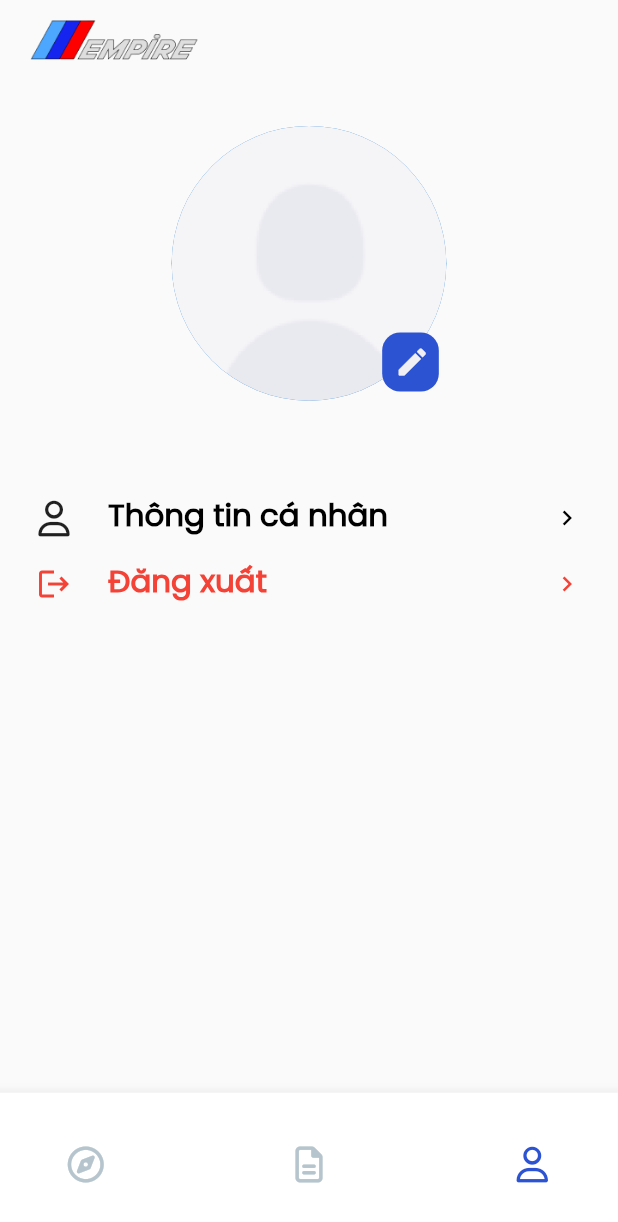
After one commit to empire-garage/EmpireAuto-Expert, a Flutter app: the MainPage screen opened directly, item 3 of the bottom bar chosen, on a phone screen of 412 x 824 dp. The commit adds this screen. Shown: the top 1222 px of the screen. Run offline on Flutter 3.47's test engine with Material 2 defaults, Android fonts, the phone set to English and light mode, and no system bars; our stand-ins replace firebase_auth, firebase_core, firebase_messaging, flutter_screenutil, flutter_slidable, flutter_spinkit and 6 more; missing offline and left inert: external_app_launcher; accounts and stored records are empty; network calls fail.

Commit message:
complete job navigation bar

```diff
--- a/lib/screens/login_screen.dart
+++ b/lib/screens/login_screen.dart
@@ -1,5 +1,5 @@
 import 'package:empire_expert/common/jwt_interceptor.dart';
-import 'package:empire_expert/screens/home_page.dart';
+import 'package:empire_expert/screens/main_page.dart';
 import 'package:empire_expert/services/authen_firebase_services/authentication.dart';
 import 'package:firebase_auth/firebase_auth.dart';
 import 'package:flutter/material.dart';
@@ -25,9 +25,9 @@ class _LoginScreenState extends State<LoginScreen> {
   final FirebaseAuth auth = FirebaseAuth.instance;
   late bool _loading = false;
 
-  String email = "expert1@empire.com";
+  String email = "";
 
-  String password = "111111";
+  String password = "";
 
   @override
   void initState() {
@@ -38,7 +38,7 @@ class _LoginScreenState extends State<LoginScreen> {
   _checkUserExist() async {
     var result = await getUserId();
     if (result != null) {
-      Get.off(() => const HomePage());
+      Get.off(() => const MainPage());
     }
   }
 
@@ -152,7 +152,7 @@ class _LoginScreenState extends State<LoginScreen> {
                                                   email: email,
                                                   password: password));
                                       if (message != "Unauthorized") {
-                                        Get.off(() => const HomePage());
+                                        Get.off(() => const MainPage());
                                       }
                                       setState(() {
                                         _loading = false;
--- /dev/null
+++ b/lib/screens/main_page.dart
@@ -0,0 +1,152 @@
+import 'package:empire_expert/screens/profile.dart';
+import 'package:flutter/material.dart';
+import 'package:flutter_screenutil/flutter_screenutil.dart';
+import 'package:font_awesome_flutter/font_awesome_flutter.dart';
+
+import '../common/colors.dart';
+import 'car_wishlist.dart';
+import 'home_page.dart';
+
+class MainPage extends StatefulWidget {
+  const MainPage({super.key});
+
+  @override
+  State<MainPage> createState() => _MainPageState();
+}
+
+class _MainPageState extends State<MainPage> {
+  List pages = [
+    const HomePage(),
+    const CarWishList(),
+    const Profile(),
+  ];
+
+  final PageStorageBucket bucket = PageStorageBucket();
+  Widget currentScreen = const HomePage();
+  int currentTab = 1;
+
+  @override
+  Widget build(BuildContext context) {
+    return Scaffold(
+      resizeToAvoidBottomInset: false,
+      body: PageStorage(
+        bucket: bucket,
+        child: currentScreen,
+      ),
+      bottomNavigationBar: BottomAppBar(
+        shape: const CircularNotchedRectangle(),
+        notchMargin: 10,
+        child: SizedBox(
+          height: 80.h,
+          child: SizedBox(
+            height: 60.h,
+            child: Row(
+              mainAxisAlignment: MainAxisAlignment.spaceBetween,
+              children: <Widget>[
+                //left tab bar icon
+                Row(
+                  crossAxisAlignment: CrossAxisAlignment.start,
+                  children: [
+                    SizedBox(
+                      width: 20.w,
+                    ),
+                    SizedBox(
+                      width: 60.w,
+                      height: 60.h,
+                      child: MaterialButton(
+                        minWidth: 60.w,
+                        height: 60.h,
+                        onPressed: () {
+                          setState(() {
+                            currentScreen = const HomePage();
+                            currentTab = 1;
+                          });
+                        },
+                        child: Column(
+                          mainAxisAlignment: MainAxisAlignment.center,
+                          children: [
+                            Icon(
+                              FontAwesomeIcons.compass,
+                              size: 24,
+                              color: currentTab == 1
+                                  ? AppColors.buttonColor
+                                  : AppColors.grey400,
+                            ),
+                          ],
+                        ),
+                      ),
+                    ),
+                    SizedBox(
+                      width: 10.w,
+                    ),
+                    SizedBox(
+                      height: 60.h,
+                      width: 60.w,
+                    ),
+                    SizedBox(
+                      width: 60.w,
+                      height: 60.h,
+                      child: MaterialButton(
+                        minWidth: 15.w,
+                        onPressed: () {
+                          setState(() {
+                            currentScreen = const CarWishList();
+                            currentTab = 2;
+                          });
+                        },
+                        child: Column(
+                          mainAxisAlignment: MainAxisAlignment.center,
+                          children: [
+                            Icon(
+                              FontAwesomeIcons.fileLines,
+                              size: 24,
+                              color: currentTab == 2
+                                  ? AppColors.buttonColor
+                                  : AppColors.grey400,
+                            ),
+                          ],
+                        ),
+                      ),
+                    ),
+                    SizedBox(
+                      width: 10.w,
+                    ),
+                    SizedBox(
+                      height: 60.h,
+                      width: 60.w,
+                    ),
+                    SizedBox(
+                      height: 60.h,
+                      width: 60.w,
+                      child: MaterialButton(
+                        minWidth: 60.w,
+                        onPressed: () {
+                          setState(() {
+                            currentScreen = const Profile();
+                            currentTab = 3;
+                          });
+                        },
+                        child: Column(
+                          mainAxisAlignment: MainAxisAlignment.center,
+                          children: [
+                            Icon(
+                              FontAwesomeIcons.user,
+                              size: 24,
+                              color: currentTab == 3
+                                  ? AppColors.buttonColor
+                                  : AppColors.grey400,
+                            ),
+                          ],
+                        ),
+                      ),
+                    ),
+                  ],
+                ),
+              ],
+            ),
+          ),
+        ),
+      ),
+    );
+  }
+}
--- /dev/null
+++ b/lib/screens/profile.dart
@@ -0,0 +1,215 @@
+import 'package:empire_expert/models/response/user.dart';
+import 'package:empire_expert/screens/welcome_screen.dart';
+import 'package:flutter/foundation.dart';
+import 'package:flutter/material.dart';
+import 'package:flutter_screenutil/flutter_screenutil.dart';
+import 'package:font_awesome_flutter/font_awesome_flutter.dart';
+
+import '../common/colors.dart';
+import '../common/jwt_interceptor.dart';
+import '../services/user_service/user_service.dart';
+import 'main_page.dart';
+
+class Profile extends StatefulWidget {
+  final userId;
+  const Profile({super.key, this.userId});
+
+  @override
+  State<Profile> createState() => _ProfileState();
+}
+
+class _ProfileState extends State<Profile> {
+  bool _loading = true;
+  UserResponseModel? _user;
+
+  @override
+  void initState() {
+    _getUserById();
+    super.initState();
+  }
+
+  _getUserById() async {
+    var userId = await getUserId();
+    _user = await UserService().getUserById(userId);
+    if (!mounted) return;
+    setState(() {
+      _loading = false;
+    });
+    if (kDebugMode) {
+      print(_user);
+    }
+  }
+
+  @override
+  Widget build(BuildContext context) {
+    return MaterialApp(
+      debugShowCheckedModeBanner: false,
+      home: Scaffold(
+        appBar: AppBar(
+          backgroundColor: Colors.transparent,
+          shadowColor: Colors.transparent,
+          title: SizedBox(
+            height: 40.h,
+            width: 108.w,
+            child: InkWell(
+              onTap: () {
+                Navigator.of(context).pushReplacement(MaterialPageRoute(
+                    builder: (BuildContext context) => const MainPage()));
+              },
+              child: Image.asset(
+                "assets/image/app-logo/homepage-icon.png",
+                fit: BoxFit.fill,
+              ),
+            ),
+          ),
+        ),
+        body: Column(
+          children: [
+            Padding(
+              padding: const EdgeInsets.only(top: 24),
+              child: Align(
+                alignment: Alignment.topCenter,
+                child: SizedBox(
+                  width: 160.w,
+                  height: 160.h,
+                  child: Stack(
+                    children: <Widget>[
+                      SizedBox(
+                        width: 160.w,
+                        height: 160.h,
+                        child: const CircleAvatar(
+                          backgroundImage:
+                              AssetImage("assets/image/user-pic/user.png"),
+                        ),
+                      ),
+                      Positioned(
+                        bottom: 10,
+                        right: 5,
+                        child: Container(
+                          width: 33.w,
+                          height: 33.h,
+                          decoration: BoxDecoration(
+                            borderRadius: BorderRadius.circular(12),
+                            color: AppColors.buttonColor,
+                            shape: BoxShape.rectangle,
+                          ),
+                          child: IconButton(
+                            onPressed: () {},
+                            icon: const Icon(
+                              Icons.edit_rounded,
+                              color: AppColors.whiteButtonColor,
+                            ),
+                          ),
+                        ),
+                      ),
+                    ],
+                  ),
+                ),
+              ),
+            ),
+            Padding(
+              padding: EdgeInsets.only(top: 8.h),
+              child: Column(
+                mainAxisAlignment: MainAxisAlignment.spaceAround,
+                crossAxisAlignment: CrossAxisAlignment.center,
+                children: [
+                  Padding(
+                    padding: const EdgeInsets.only(top: 5),
+                    child: _loading
+                        ? Container()
+                        : Text(
+                            _user!.fullname,
+                            style: TextStyle(
+                                fontSize: 24.sp,
+                                fontWeight: FontWeight.w600,
+                                fontFamily: 'SFProDisplay',
+                                color: AppColors.blackTextColor),
+                          ),
+                  ),
+                ],
+              ),
+            ),
+            SizedBox(
+              height: 40.h,
+            ),
+            Container(
+              margin: const EdgeInsets.symmetric(horizontal: 24),
+              height: 76.h,
+              child: Column(
+                children: [
+                  InkWell(
+                    onTap: () {
+                      //TODO
+                    },
+                    child: Row(
+                      children: <Widget>[
+                        const Padding(
+                          padding: EdgeInsets.only(right: 24),
+                          child: Icon(
+                            FontAwesomeIcons.user,
+                            size: 24,
+                          ),
+                        ),
+                        Text(
+                          "Thông tin cá nhân",
+                          style: TextStyle(
+                              fontSize: 18.sp,
+                              fontWeight: FontWeight.w600,
+                              fontFamily: 'SFProDisplay',
+                              color: AppColors.blackTextColor),
+                        ),
+                        const Spacer(),
+                        const Icon(
+                          Icons.navigate_next,
+                          size: 20,
+                          color: Colors.black,
+                        )
+                      ],
+                    ),
+                  ),
+                  const SizedBox(
+                    height: 20,
+                  ),
+                  InkWell(
+                    onTap: () async {
+                      Navigator.of(context).push(MaterialPageRoute(
+                        builder: (BuildContext context) =>
+                            const WelcomeScreen(),
+                      ));
+                    },
+                    child: Row(
+                      children: <Widget>[
+                        const Padding(
+                          padding: EdgeInsets.only(right: 24),
+                          child: Icon(
+                            Icons.logout,
+                            size: 24,
+                            color: Colors.red,
+                          ),
+                        ),
+                        Text(
+                          "Đăng xuất",
+                          style: TextStyle(
+                              fontSize: 18.sp,
+                              fontWeight: FontWeight.w600,
+                              fontFamily: 'SFProDisplay',
+                              color: Colors.red),
+                        ),
+                        const Spacer(),
+                        const Icon(
+                          Icons.navigate_next,
+                          size: 20,
+                          color: Colors.red,
+                        )
+                      ],
+                    ),
+                  )
+                ],
+              ),
+            ),
+          ],
+        ),
+      ),
+    );
+  }
+}
```
Also changed, not shown: lib/screens/car_wishlist.dart (added, +145 -0 lines), lib/widgets/searchable_dropdown.dart (+10 -10 lines).
